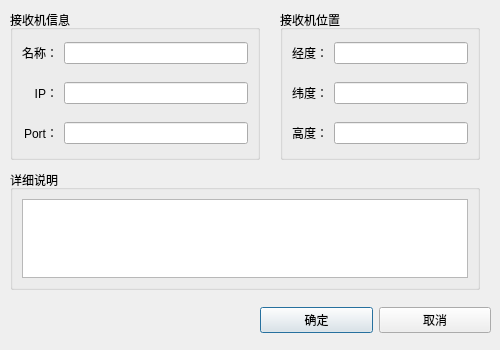
Before: the Qt Designer form widget/dialog/add_receiver_dialog.ui in yanghang8612/SMAMMainUI, drawn with Qt 5.
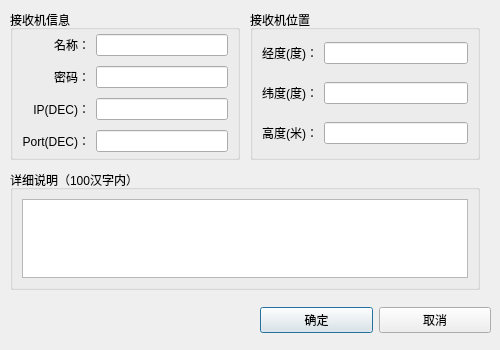
After: the same form once the commit is applied.

Commit message: after last week meeting, change some settings of my design include receiver othercenter and standardstation

```diff
--- a/widget/dialog/add_receiver_dialog.ui
+++ b/widget/dialog/add_receiver_dialog.ui
@@ -51,9 +51,9 @@
   <widget class="QGroupBox" name="groupBox">
    <property name="geometry">
     <rect>
-     <x>280</x>
+     <x>250</x>
      <y>10</y>
-     <width>200</width>
+     <width>230</width>
      <height>150</height>
     </rect>
    </property>
@@ -70,7 +70,7 @@
     <item row="0" column="0">
      <widget class="QLabel" name="label_4">
       <property name="text">
-       <string>经度：</string>
+       <string>经度(度)：</string>
       </property>
       <property name="alignment">
        <set>Qt::AlignRight|Qt::AlignTrailing|Qt::AlignVCenter</set>
@@ -83,7 +83,7 @@
     <item row="1" column="0">
      <widget class="QLabel" name="label_5">
       <property name="text">
-       <string>纬度：</string>
+       <string>纬度(度)：</string>
       </property>
       <property name="alignment">
        <set>Qt::AlignRight|Qt::AlignTrailing|Qt::AlignVCenter</set>
@@ -96,7 +96,10 @@
     <item row="2" column="0">
      <widget class="QLabel" name="label_6">
       <property name="text">
-       <string>高度：</string>
+       <string>高度(米)：</string>
+      </property>
+      <property name="alignment">
+       <set>Qt::AlignRight|Qt::AlignTrailing|Qt::AlignVCenter</set>
       </property>
      </widget>
     </item>
@@ -110,7 +113,7 @@
     <rect>
      <x>10</x>
      <y>10</y>
-     <width>250</width>
+     <width>230</width>
      <height>150</height>
     </rect>
    </property>
@@ -137,32 +140,45 @@
     <item row="0" column="1">
      <widget class="QLineEdit" name="receiverNameEdit"/>
     </item>
-    <item row="1" column="0">
-     <widget class="QLabel" name="label_2">
-      <property name="text">
-       <string>IP：</string>
-      </property>
-      <property name="alignment">
-       <set>Qt::AlignRight|Qt::AlignTrailing|Qt::AlignVCenter</set>
-      </property>
-     </widget>
-    </item>
-    <item row="1" column="1">
-     <widget class="QLineEdit" name="receiverIPEdit"/>
-    </item>
-    <item row="2" column="0">
+    <item row="3" column="0">
      <widget class="QLabel" name="label_3">
       <property name="text">
-       <string>Port：</string>
+       <string>Port(DEC)：</string>
       </property>
       <property name="alignment">
        <set>Qt::AlignRight|Qt::AlignTrailing|Qt::AlignVCenter</set>
       </property>
      </widget>
     </item>
-    <item row="2" column="1">
+    <item row="2" column="0">
+     <widget class="QLabel" name="label_2">
+      <property name="text">
+       <string>IP(DEC)：</string>
+      </property>
+      <property name="alignment">
+       <set>Qt::AlignRight|Qt::AlignTrailing|Qt::AlignVCenter</set>
+      </property>
+     </widget>
+    </item>
+    <item row="3" column="1">
      <widget class="QLineEdit" name="receiverPortEdit"/>
     </item>
+    <item row="2" column="1">
+     <widget class="QLineEdit" name="receiverIPEdit"/>
+    </item>
+    <item row="1" column="0">
+     <widget class="QLabel" name="label_7">
+      <property name="text">
+       <string>密码：</string>
+      </property>
+      <property name="alignment">
+       <set>Qt::AlignRight|Qt::AlignTrailing|Qt::AlignVCenter</set>
+      </property>
+     </widget>
+    </item>
+    <item row="1" column="1">
+     <widget class="QLineEdit" name="receiverPasswordEdit"/>
+    </item>
    </layout>
   </widget>
   <widget class="QGroupBox" name="verticalGroupBox">
@@ -175,7 +191,7 @@
     </rect>
    </property>
    <property name="title">
-    <string>详细说明</string>
+    <string>详细说明（100汉字内）</string>
    </property>
    <layout class="QVBoxLayout" name="verticalLayout_3">
     <item>
```
The commit also changes 32 other files.
